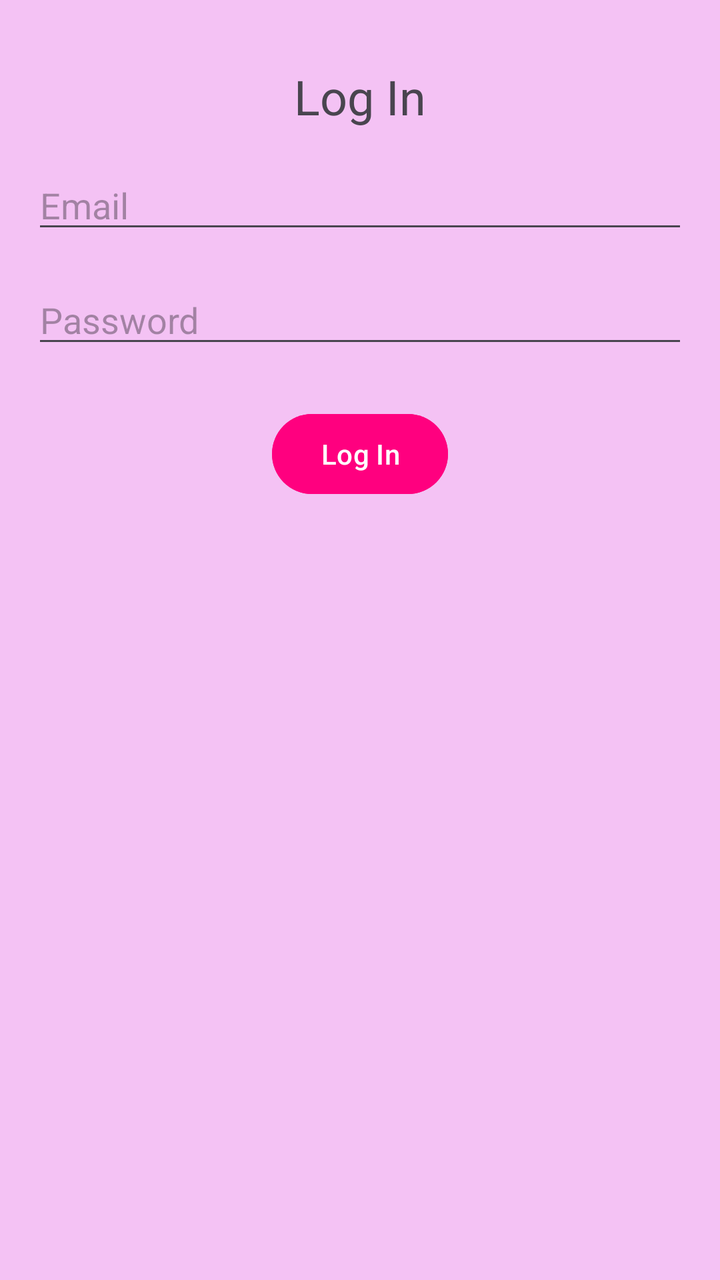
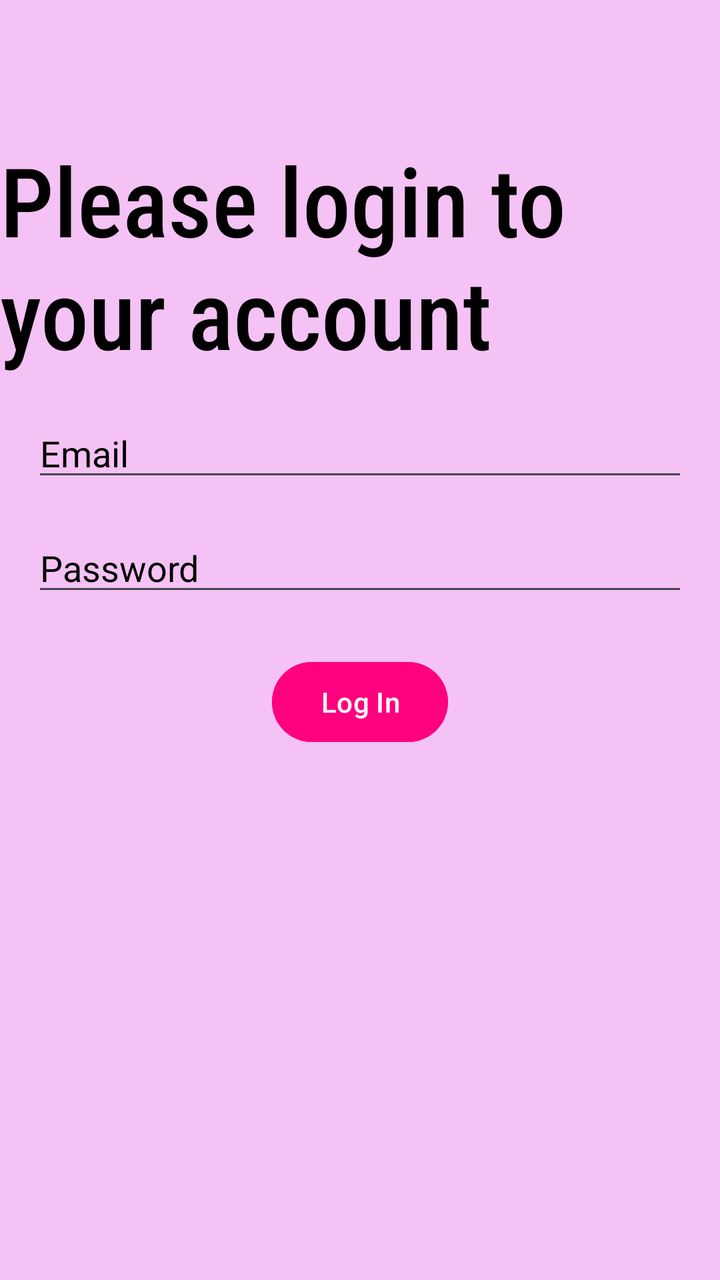

Before-and-after screenshots of an Android layout around one commit, followed by the original layout XML and the change that was made.
<!-- AndroidManifest.xml: activity theme Theme.BookingApp -->
<!-- res/layout/activity_login.xml -->
<?xml version="1.0" encoding="utf-8"?>
<androidx.constraintlayout.widget.ConstraintLayout
    xmlns:android="http://schemas.android.com/apk/res/android"
    xmlns:app="http://schemas.android.com/apk/res-auto"
    xmlns:tools="http://schemas.android.com/tools"
    android:layout_width="match_parent"
    android:layout_height="match_parent"
    android:background="@color/pink"
    tools:context=".LoginActivity">

    <TextView
        android:id="@+id/textViewLoginTitle"
        android:layout_width="wrap_content"
        android:layout_height="wrap_content"
        android:text="Log In"
        android:textSize="24sp"
        app:layout_constraintTop_toTopOf="parent"
        app:layout_constraintStart_toStartOf="parent"
        app:layout_constraintEnd_toEndOf="parent"
        android:layout_marginTop="32dp" />


    <EditText
        android:id="@+id/editTextLoginEmail"
        android:layout_width="0dp"
        android:layout_height="wrap_content"
        android:hint="Email"
        android:inputType="textEmailAddress"
        app:layout_constraintTop_toBottomOf="@id/textViewLoginTitle"
        app:layout_constraintStart_toStartOf="parent"
        app:layout_constraintEnd_toEndOf="parent"
        android:layout_marginTop="16dp"
        android:layout_marginStart="16dp"
        android:layout_marginEnd="16dp" />

    <EditText
        android:id="@+id/editTextLoginPassword"
        android:layout_width="0dp"
        android:layout_height="wrap_content"
        android:hint="Password"
        android:inputType="textPassword"
        app:layout_constraintTop_toBottomOf="@id/editTextLoginEmail"
        app:layout_constraintStart_toStartOf="parent"
        app:layout_constraintEnd_toEndOf="parent"
        android:layout_marginTop="16dp"
        android:layout_marginStart="16dp"
        android:layout_marginEnd="16dp" />

    <Button
        android:id="@+id/buttonLoginSubmit"
        android:layout_width="wrap_content"
        android:layout_height="wrap_content"
        android:backgroundTint="@color/dark_pink"
        android:text="Log In"
        android:onClick="loginButtonClicked"
        app:layout_constraintTop_toBottomOf="@id/editTextLoginPassword"
        app:layout_constraintStart_toStartOf="parent"
        app:layout_constraintEnd_toEndOf="parent"
        android:layout_marginTop="24dp"
        android:layout_marginBottom="24dp" />

</androidx.constraintlayout.widget.ConstraintLayout>
<!-- resources referenced by this layout -->
<resources>
  <color name="dark_pink">#FF007F</color>
  <color name="pink">#F4C2F4</color>
  <style name="Theme.BookingApp" parent="Base.Theme.BookingApp" />
  <style name="Base.Theme.BookingApp" parent="Theme.Material3.DayNight.NoActionBar">
          
          
      </style>
</resources>

<!-- the commit's change to res/layout/activity_login.xml (unified diff, before → after) -->
@@ -1,6 +1,5 @@
 <?xml version="1.0" encoding="utf-8"?>
-<androidx.constraintlayout.widget.ConstraintLayout
-    xmlns:android="http://schemas.android.com/apk/res/android"
+<androidx.constraintlayout.widget.ConstraintLayout xmlns:android="http://schemas.android.com/apk/res/android"
     xmlns:app="http://schemas.android.com/apk/res-auto"
     xmlns:tools="http://schemas.android.com/tools"
     android:layout_width="match_parent"
@@ -8,55 +7,65 @@
     android:background="@color/pink"
     tools:context=".LoginActivity">
 
+
     <TextView
         android:id="@+id/textViewLoginTitle"
         android:layout_width="wrap_content"
         android:layout_height="wrap_content"
-        android:text="Log In"
-        android:textSize="24sp"
+        android:layout_marginTop="32dp"
+        android:fontFamily="sans-serif-condensed-medium"
+        android:text="Please login to your account"
+        android:textColor="@color/black"
+        android:textSize="48sp"
+        app:layout_constraintBottom_toBottomOf="parent"
+        app:layout_constraintEnd_toEndOf="parent"
+        app:layout_constraintHorizontal_bias="0.0"
+        app:layout_constraintStart_toStartOf="parent"
         app:layout_constraintTop_toTopOf="parent"
-        app:layout_constraintStart_toStartOf="parent"
-        app:layout_constraintEnd_toEndOf="parent"
-        android:layout_marginTop="32dp" />
-
+        app:layout_constraintVertical_bias="0.073" />
 
     <EditText
         android:id="@+id/editTextLoginEmail"
+        android:textColor="@color/black"
         android:layout_width="0dp"
         android:layout_height="wrap_content"
+        android:layout_marginStart="16dp"
+        android:layout_marginTop="16dp"
+        android:layout_marginEnd="16dp"
         android:hint="Email"
+        android:textColorHint="@color/black"
         android:inputType="textEmailAddress"
-        app:layout_constraintTop_toBottomOf="@id/textViewLoginTitle"
+        app:layout_constraintEnd_toEndOf="parent"
         app:layout_constraintStart_toStartOf="parent"
-        app:layout_constraintEnd_toEndOf="parent"
-        android:layout_marginTop="16dp"
-        android:layout_marginStart="16dp"
-        android:layout_marginEnd="16dp" />
+        app:layout_constraintTop_toBottomOf="@id/textViewLoginTitle" />
 
     <EditText
         android:id="@+id/editTextLoginPassword"
         android:layout_width="0dp"
         android:layout_height="wrap_content"
+        android:layout_marginStart="16dp"
+        android:layout_marginTop="16dp"
+        android:layout_marginEnd="16dp"
         android:hint="Password"
+        android:textColorHint="@color/black"
         android:inputType="textPassword"
-        app:layout_constraintTop_toBottomOf="@id/editTextLoginEmail"
+        android:textColor="@color/black"
+        app:layout_constraintEnd_toEndOf="parent"
+        app:layout_constraintHorizontal_bias="0.0"
         app:layout_constraintStart_toStartOf="parent"
-        app:layout_constraintEnd_toEndOf="parent"
-        android:layout_marginTop="16dp"
-        android:layout_marginStart="16dp"
-        android:layout_marginEnd="16dp" />
+        app:layout_constraintTop_toBottomOf="@id/editTextLoginEmail" />
 
     <Button
         android:id="@+id/buttonLoginSubmit"
         android:layout_width="wrap_content"
         android:layout_height="wrap_content"
+        android:layout_marginTop="24dp"
+        android:layout_marginBottom="24dp"
         android:backgroundTint="@color/dark_pink"
+        android:onClick="loginButtonClicked"
         android:text="Log In"
-        android:onClick="loginButtonClicked"
-        app:layout_constraintTop_toBottomOf="@id/editTextLoginPassword"
+        app:layout_constraintEnd_toEndOf="parent"
         app:layout_constraintStart_toStartOf="parent"
-        app:layout_constraintEnd_toEndOf="parent"
-        android:layout_marginTop="24dp"
-        android:layout_marginBottom="24dp" />
+        app:layout_constraintTop_toBottomOf="@id/editTextLoginPassword" />
 
 </androidx.constraintlayout.widget.ConstraintLayout>
<!-- resource entries referenced after the edit -->
@@ -1,5 +1,6 @@
 <!-- resources referenced by this layout -->
 <resources>
+  <color name="black">#FF000000</color>
   <color name="dark_pink">#FF007F</color>
   <color name="pink">#F4C2F4</color>
   <style name="Theme.BookingApp" parent="Base.Theme.BookingApp" />
